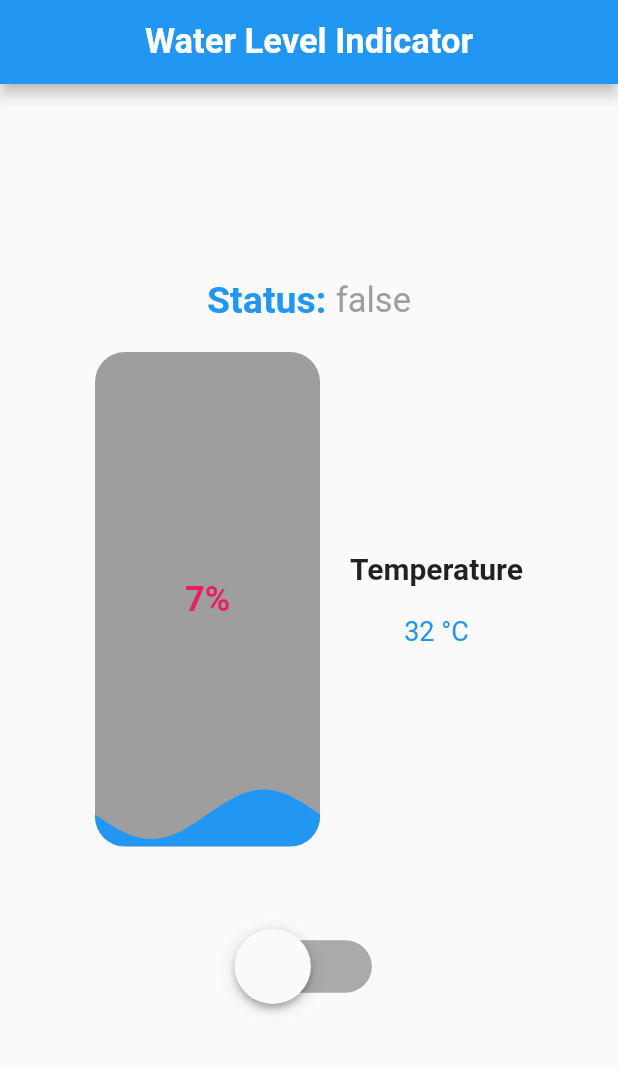
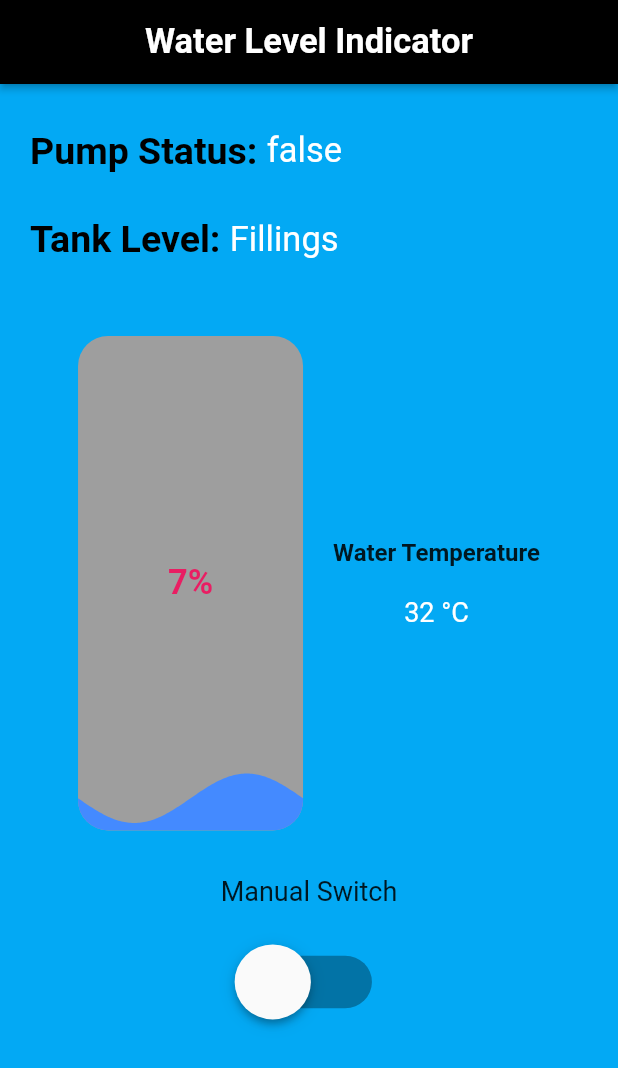
Before and after one commit to morganbr12/Water_level_indicator, a Flutter app: the screen it shows after launch, on a phone screen of 412 x 824 dp. Shown: the top 1068 px of the screen. Run offline on Flutter 3.47's test engine with Material 2 defaults, Android fonts, the phone set to English and light mode, and no system bars; drawn by our look-alikes of liquid_progress_indicator.

Commit message:
new update

```diff
--- a/lib/screens/home_page_screen.dart
+++ b/lib/screens/home_page_screen.dart
@@ -39,41 +39,81 @@ class _HomePageState extends State<HomePage> {
     );
     final size = MediaQuery.of(context).size;
     return Scaffold(
+      backgroundColor: Colors.lightBlue,
       appBar: AppBar(
         title: title,
         centerTitle: true,
+        backgroundColor: Colors.black,
+        elevation: 2,
+        titleTextStyle: const TextStyle(
+          color: Colors.white,
         ),
-      body: Container(
+      ),
+      body: SizedBox(
         width: size.width,
         height: size.height,
         child: Column(
-          mainAxisAlignment: MainAxisAlignment.center,
+          mainAxisAlignment: MainAxisAlignment.start,
           crossAxisAlignment: CrossAxisAlignment.center,
           children: [
-            Container(
+            const SizedBox(
+              height: 30,
+            ),
+            SizedBox(
+              child: Padding(
+                padding: const EdgeInsets.only(left: 20.0),
                 child: Row(
-                mainAxisAlignment: MainAxisAlignment.center,
+                  mainAxisAlignment: MainAxisAlignment.start,
                   children: [
                     const Text(
-                    "Status: ",
+                      "Pump Status: ",
                       style: TextStyle(
                         fontSize: 25,
                         fontWeight: FontWeight.bold,
-                      color: Colors.blue,
+                        color: Colors.black,
                       ),
                     ),
                     Text(
                       '$isTurnOn',
                       style: const TextStyle(
                         fontSize: 23,
-                      color: Colors.grey,
+                        color: Colors.white,
                       ),
                     ),
                   ],
                 ),
               ),
+            ),
             const SizedBox(
-              height: 20,
+              height: 30,
+            ),
+            SizedBox(
+              child: Padding(
+                padding: const EdgeInsets.only(left: 20.0),
+                child: Row(
+                  mainAxisAlignment: MainAxisAlignment.start,
+                  children: const [
+                    Text(
+                      "Tank Level: ",
+                      style: TextStyle(
+                        fontSize: 25,
+                        fontWeight: FontWeight.bold,
+                        color: Colors.black,
+                      ),
+                    ),
+                    Text(
+                      'Fillings',
+                      style: TextStyle(
+                        fontSize: 23,
+                        color: Colors.white,
+                      ),
+                    ),
+                  ],
+                ),
+              ),
+            ),
+            const SizedBox(
+              height: 50,
             ),
             Row(
               mainAxisAlignment: MainAxisAlignment.center,
@@ -94,9 +134,9 @@ class _HomePageState extends State<HomePage> {
                   crossAxisAlignment: CrossAxisAlignment.center,
                   children: const [
                     Text(
-                      "Temperature",
+                      "Water Temperature",
                       style: TextStyle(
-                        fontSize: 20,
+                        fontSize: 16,
                         fontWeight: FontWeight.bold,
                       ),
                     ),
@@ -107,7 +147,7 @@ class _HomePageState extends State<HomePage> {
                       "32 °C",
                       style: TextStyle(
                         fontSize: 18,
-                        color: Colors.blue,
+                        color: Colors.white,
                       ),
                     )
                   ],
@@ -116,6 +156,10 @@ class _HomePageState extends State<HomePage> {
             ),
             const SizedBox(
               height: 30,
+            ),
+            const Text(
+              "Manual Switch",
+              style: TextStyle(fontSize: 18),
             ),
             SizedBox(
               height: 100,
--- a/lib/widgets/body_widget.dart
+++ b/lib/widgets/body_widget.dart
@@ -26,7 +26,7 @@ class _NewBodyWidgetState extends State<NewBodyWidget>
         // actions here
       });
     });
-    animationController.repeat();
+    animationController.forward();
     super.initState();
   }
 
@@ -35,7 +35,7 @@ class _NewBodyWidgetState extends State<NewBodyWidget>
     final percentage = animationController.value * 100;
     return LiquidLinearProgressIndicator(
       value: animationController.value,
-      valueColor: const AlwaysStoppedAnimation(Colors.blue),
+      valueColor: const AlwaysStoppedAnimation(Colors.blueAccent),
       center: Text(
         '${percentage.toStringAsFixed(0)}%',
         style: const TextStyle(
```
Also changed, not shown: 6 other files. Lines whose indentation alone changed are shown as unchanged.
